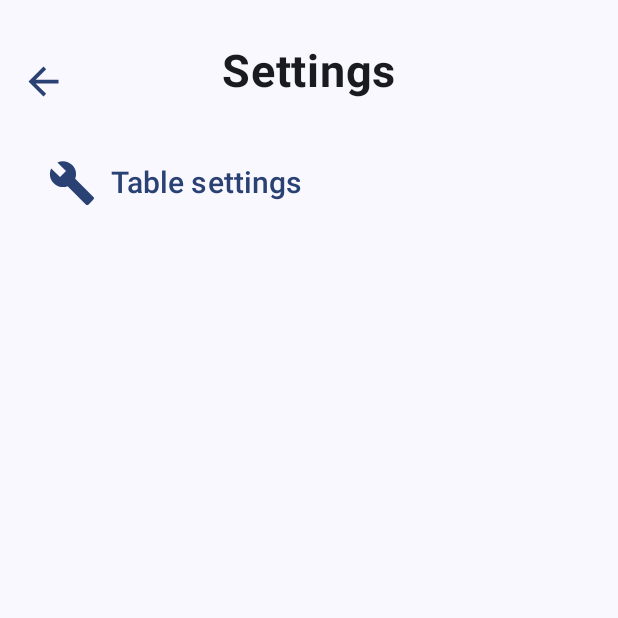
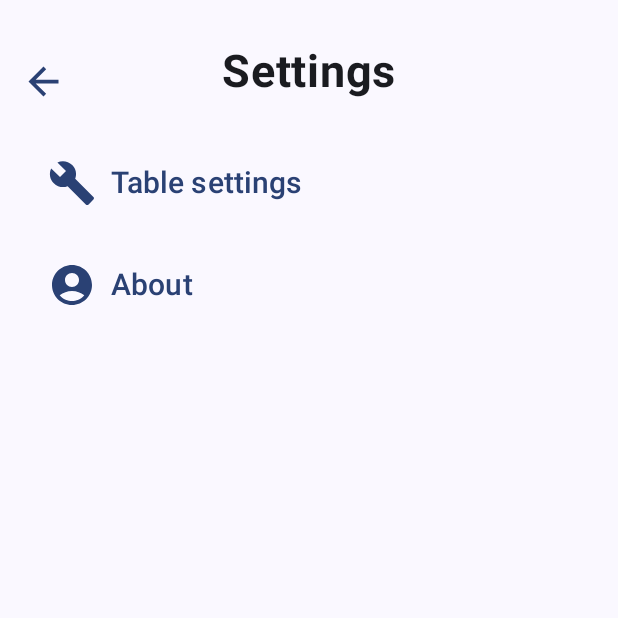
Before and after one commit to TiredClone/HOMM3GuideApp, an Android app built with Jetpack Compose: the screen it shows after launch (MainActivity), after a tap on "settings", on a phone screen of 412 x 824 dp, the top half of it. Run offline under Robolectric (Android 15) with nearby library versions, the phone set to English and light mode, and no system bars.

Commit message:
HomeScreen changes

````diff
--- a/app/build.gradle.kts
+++ b/app/build.gradle.kts
@@ -60,7 +60,7 @@ dependencies {
     implementation(libs.androidx.ui.tooling.preview)
     implementation(libs.androidx.material3)
     implementation(libs.androidx.navigation.compose)
-    implementation("com.github.jeziellago:compose-markdown:0.4.1")
+    implementation ("com.github.jeziellago:compose-markdown:0.4.1")
     testImplementation(libs.junit)
     androidTestImplementation(libs.androidx.junit)
     androidTestImplementation(libs.androidx.espresso.core)
--- a/app/src/main/java/com/neolife/homm3guide/MainActivity.kt
+++ b/app/src/main/java/com/neolife/homm3guide/MainActivity.kt
@@ -15,7 +15,7 @@ import com.neolife.homm3guide.ui.theme.HOMM3GuideTheme
 class MainActivity : ComponentActivity() {
     override fun onCreate(savedInstanceState: Bundle?) {
         super.onCreate(savedInstanceState)
-        var db = DBHelper(this);
+        val db = DBHelper(this);
         setContent {
             HOMM3GuideTheme {
                 // A surface container using the 'background' color from the theme
--- a/app/src/main/java/com/neolife/homm3guide/Navigation.kt
+++ b/app/src/main/java/com/neolife/homm3guide/Navigation.kt
@@ -16,6 +16,7 @@ import com.neolife.homm3guide.screen.aboutApp.AboutAppScreen
 import com.neolife.homm3guide.screen.aboutCreator.AboutAppCreatorScreen
 import com.neolife.homm3guide.screen.tableSettings.tableSettingsScreen
 import com.neolife.homm3guide.screen.home.HomeScreen
+import com.neolife.homm3guide.screen.post.editPostScreen
 import com.neolife.homm3guide.screen.post.postScreen
 import com.neolife.homm3guide.screen.settings.SettingsScreen
 
@@ -47,6 +48,16 @@ fun Navigation(db: DBHelper) {
             SettingsScreen(navController = navController)
         }
 
+        composable(route = Screen.AddPostScreen.route) {
+            editPostScreen(navController = navController, db, null)
+        }
+
+        composable(route = Screen.EditPostScreen.route, arguments = listOf(navArgument("post_id") { type = NavType.IntType })) {
+                backStackEntry ->
+            backStackEntry.arguments?.getInt("post_id")
+                ?.let { editPostScreen(navController = navController, db, it) }
+        }
+
         composable(route = Screen.TableSettingsScreen.route) {
             tableSettingsScreen(navController = navController)
         }
--- a/app/src/main/java/com/neolife/homm3guide/database/DBHelper.java
+++ b/app/src/main/java/com/neolife/homm3guide/database/DBHelper.java
@@ -1,10 +1,12 @@
 package com.neolife.homm3guide.database;
 
 import android.annotation.SuppressLint;
+import android.content.ContentValues;
 import android.content.Context;
 import android.database.Cursor;
 import android.database.sqlite.SQLiteDatabase;
 import android.database.sqlite.SQLiteOpenHelper;
+import android.util.Log;
 
 import java.util.ArrayList;
 import java.util.List;
@@ -21,48 +23,11 @@ public class DBHelper extends SQLiteOpenHelper {
     public void onCreate(SQLiteDatabase db) {
         String createPostQuery = "CREATE TABLE post (id INTEGER PRIMARY KEY,name TEXT, markdown_text TEXT);";
         String createCardQuery = "CREATE TABLE card (id INTEGER PRIMARY KEY,name TEXT,caption TEXT,post_id INTEGER,FOREIGN KEY(post_id) REFERENCES post(id));";
-//        String createSettingsQuery = "CREATE TABLE settings (id INTEGER PRIMARY KEY,name TEXT,value TEXT);";
+        String createHomeQuery = "CREATE TABLE home (id INTEGER PRIMARY KEY,card_id INTEGER, FOREIGN KEY(card_id) REFERENCES card(id));";
+        //        String createSettingsQuery = "CREATE TABLE settings (id INTEGER RIMARY KEY,name TEXT,value TEXT);";
         db.execSQL(createPostQuery);
         db.execSQL(createCardQuery);
-
-        db.execSQL("INSERT INTO post (name, markdown_text) values ('test bro test', '# Markdown Example\n" +
-                "\n" +
-                "This is a **Markdown** example demonstrating various formatting options:\n" +
-                "\n" +
-                "## Lists\n" +
-                "\n" +
-                "- **Ordered List:**\n" +
-                "  1. First item\n" +
-                "  2. Second item\n" +
-                "  3. Third item\n" +
-                "\n" +
-                "- **Unordered List:**\n" +
-                "  - Item 1\n" +
-                "  - Item 2\n" +
-                "  - Item 3\n" +
-                "\n" +
-                "## Text Formatting\n" +
-                "\n" +
-                "- *Italic Text*\n" +
-                "- **Bold Text**\n" +
-                "- ~~Strikethrough Text~~\n" +
-                "\n" +
-                "## Links and Images\n" +
-                "\n" +
-                "- [Link to Google](https://www.google.com)\n" +
-                "- ![Markdown Logo](https://markdown-here.com/img/icon256.png)\n" +
-                "\n" +
-                "## Code\n" +
-                "\n" +
-                "Inline code: `print(\"Hello, Markdown!\")`\n" +
-                "\n" +
-                "Block code:\n" +
-                "```python\n" +
-                "def greet():\n" +
-                "    print(\"Hello, Markdown!\")\n" +
-                "greet() ')");
-        db.execSQL("INSERT INTO card (name, caption, post_id) values ('test', 'wow, test', 1)");
-        db.execSQL("INSERT INTO card (name, caption) values ('omagadable', 'this is amazing')");
+        db.execSQL(createHomeQuery);
 //        db.execSQL(createSettingsQuery);
     }
 
@@ -70,6 +35,32 @@ public class DBHelper extends SQLiteOpenHelper {
     public void onUpgrade(SQLiteDatabase db, int oldVersion, int newVersion) {
         //TODO
     }
+
+    public List<CardInfoModel> getAllCardsFromHome() {
+        List<CardInfoModel> res = new ArrayList<>();
+
+        String query = "SELECT * FROM home;";
+        SQLiteDatabase db = this.getReadableDatabase();
+
+        @SuppressLint("Recycle") Cursor cursor = db.rawQuery(query, null);
+
+        if (cursor.moveToFirst())
+        {
+            do {
+                int card_id = cursor.getInt(0);
+                String name = cursor.getString(1);
+                String caption = cursor.getString(2);
+                int post_id = cursor.getInt(3);
+
+                CardInfoModel newCard = new CardInfoModel(card_id,name,caption,post_id);
+                res.add(newCard);
+            }while (cursor.moveToNext());
+        }  //hz che tut poka dobavity. tut kodgda nichevo ne srabotalo
+
+
+        return res;
+    }
+
 
     public List<CardInfoModel> getAllCards() {
         List<CardInfoModel> res = new ArrayList<>();
@@ -90,19 +81,68 @@ public class DBHelper extends SQLiteOpenHelper {
                 CardInfoModel newCard = new CardInfoModel(card_id,name,caption,post_id);
                 res.add(newCard);
             }while (cursor.moveToNext());
-        } else {
-            //hz che tut poka dobavity. tut kodgda nichevo ne srabotalo
-        }
+        }  //hz che tut poka dobavity. tut kodgda nichevo ne srabotalo
+
 
         return res;
     }
 
+    public void removeCard(int post_id) {
+        String query = "DELETE FROM card WHERE id = ?";
+        SQLiteDatabase db = this.getWritableDatabase();
+        db.execSQL(query, new String[]{String.valueOf(post_id)});
+        db.execSQL("DELETE FROM post WHERE id = ?", new String[]{String.valueOf(post_id)});
+    }
+
+    public void updateCardAndPost(String name, String caption, String header, String markdown_text, int post_id){
+        String query = "SELECT * FROM card WHERE post_id = ?;";
+        SQLiteDatabase db = this.getReadableDatabase();
+        CardInfoModel res = new CardInfoModel();
+        @SuppressLint("Recycle") Cursor cursor = db.rawQuery(query, new String[]{String.valueOf(post_id)});
+
+        if (cursor.moveToFirst())
+        {
+            do {
+                int id = cursor.getInt(0);
+                String fname = cursor.getString(1);
+                String fcaption = cursor.getString(2);
+                int ppost_id = cursor.getInt(3);
+
+                res = new CardInfoModel(id, fname, fcaption, ppost_id);
+            } while (cursor.moveToNext());
+        } else {
+            return;
+        }
+
+        ContentValues values = new ContentValues();
+        values.put("name",header);
+        values.put("markdown_text",markdown_text);
+
+        ContentValues values2 = new ContentValues();
+        values2.put("name",name);
+        values2.put("caption",caption);
+
+        db.update("post",values,"id = ?", new String[]{String.valueOf(post_id)});
+        db.update("card",values2,"id = ?", new String[]{String.valueOf(res.getPost_id())});
+    }
+
+    public void createCardAndPost(String name, String caption, String header, String markdown_text) {
+        String queryCreateCard = "INSERT INTO card (name, caption, post_id) VALUES (?,?,?)";
+
+        SQLiteDatabase db = this.getWritableDatabase();
+        ContentValues values = new ContentValues();
+        values.put("name",header);
+        values.put("markdown_text",markdown_text);
+        long t = db.insert("post", null, values);
+        Log.d("info", String.valueOf(t));
+        db.execSQL(queryCreateCard, new String[]{name, caption, String.valueOf(t)});
+    }
+
     public PostInfoModel getPostById(int post_id) {
-        PostInfoModel res = new PostInfoModel();
 
         String query = "SELECT * FROM post WHERE id = ?;";
         SQLiteDatabase db = this.getReadableDatabase();
-
+        PostInfoModel res = new PostInfoModel(9999999, "untitled", "There's no **TEXT**");
         @SuppressLint("Recycle") Cursor cursor = db.rawQuery(query, new String[]{String.valueOf(post_id)});
 
         if (cursor.moveToFirst())
@@ -113,13 +153,32 @@ public class DBHelper extends SQLiteOpenHelper {
                 String text = cursor.getString(2);
 
                 res = new PostInfoModel(id, name, text);
-
-
             } while (cursor.moveToNext());
         }
 
         return res;
     }
 
+    public CardInfoModel getCardById(int post_id) {
+
+        String query = "SELECT * FROM card WHERE post_id = ?;";
+        SQLiteDatabase db = this.getReadableDatabase();
+        CardInfoModel res = new CardInfoModel();
+        @SuppressLint("Recycle") Cursor cursor = db.rawQuery(query, new String[]{String.valueOf(post_id)});
+
+        if (cursor.moveToFirst())
+        {
+            do {
+                int id = cursor.getInt(0);
+                String name = cursor.getString(1);
+                String caption = cursor.getString(2);
+                int ppost_id = cursor.getInt(3);
+
+                res = new CardInfoModel(id, name, caption, ppost_id);
+            } while (cursor.moveToNext());
+        }
+
+        return res;
+    }
 
 }
--- a/app/src/main/java/com/neolife/homm3guide/screen/Screen.kt
+++ b/app/src/main/java/com/neolife/homm3guide/screen/Screen.kt
@@ -8,5 +8,9 @@ sealed class Screen(val route: String)
     data object SettingsScreen: Screen("SettingsScreen")
     data object TableSettingsScreen: Screen("tableSettingsScreen")
 
+    data object AddPostScreen: Screen("editPostScreen")
+
+    data object EditPostScreen: Screen("editPostScreen/{post_id}")
+
     data object PostScreen: Screen("postScreen/{post_id}")
 }
--- a/app/src/main/java/com/neolife/homm3guide/screen/aboutCreator/AboutAppCreator.kt
+++ b/app/src/main/java/com/neolife/homm3guide/screen/aboutCreator/AboutAppCreator.kt
@@ -94,9 +94,3 @@ fun AboutAppCreatorScreen(navController: NavController) {
         }
     }
 }
-
-@Preview(showBackground = true)
-@Composable
-fun aboutAppPreview(){
-    AboutAppCreatorScreen(navController = rememberNavController())
-}
--- a/app/src/main/java/com/neolife/homm3guide/screen/home/HMM3LazyCard.kt
+++ b/app/src/main/java/com/neolife/homm3guide/screen/home/HMM3LazyCard.kt
@@ -8,14 +8,15 @@ import androidx.compose.ui.Modifier
 import androidx.compose.ui.unit.dp
 import androidx.navigation.NavController
 import com.neolife.homm3guide.database.CardInfoModel
+import com.neolife.homm3guide.database.DBHelper
 
 @Composable
 fun HMM3CardList(
-    dataList : List<CardInfoModel>, navController: NavController
+    dataList : List<CardInfoModel>, navController: NavController, db: DBHelper
 ) {
     LazyColumn() {
         items(dataList) { data ->
-            HMM3Card(data = data, navController)
+            HMM3Card(data = data, navController, db)
         }
     }
 }
--- a/app/src/main/java/com/neolife/homm3guide/screen/home/HomeScreen.kt
+++ b/app/src/main/java/com/neolife/homm3guide/screen/home/HomeScreen.kt
@@ -1,25 +1,29 @@
 package com.neolife.homm3guide.screen.home
 
+import android.annotation.SuppressLint
+import android.content.Context
 import androidx.compose.foundation.layout.Arrangement
 import androidx.compose.foundation.layout.Column
 import androidx.compose.foundation.layout.Row
+import androidx.compose.foundation.layout.Spacer
+import androidx.compose.foundation.layout.fillMaxWidth
 import androidx.compose.foundation.layout.padding
 import androidx.compose.foundation.layout.size
 import androidx.compose.foundation.shape.CircleShape
 import androidx.compose.material.icons.Icons
 import androidx.compose.material.icons.filled.Add
-import androidx.compose.material.icons.filled.ArrowBack
 import androidx.compose.material.icons.filled.Settings
-import androidx.compose.material3.BottomAppBar
-import androidx.compose.material3.Card
-import androidx.compose.material3.CardDefaults
+import androidx.compose.material3.CenterAlignedTopAppBar
+import androidx.compose.material3.ExperimentalMaterial3Api
 import androidx.compose.material3.ExtendedFloatingActionButton
-import androidx.compose.material3.FloatingActionButton
 import androidx.compose.material3.Icon
 import androidx.compose.material3.IconButton
 import androidx.compose.material3.MaterialTheme
+import androidx.compose.material3.Scaffold
 import androidx.compose.material3.Text
 import androidx.compose.material3.TextButton
+import androidx.compose.material3.TopAppBar
+import androidx.compose.material3.TopAppBarDefaults.topAppBarColors
 import androidx.compose.runtime.Composable
 import androidx.compose.ui.Alignment
 import androidx.compose.ui.Modifier
@@ -30,52 +34,65 @@ import androidx.compose.ui.tooling.preview.Preview
 import androidx.compose.ui.unit.dp
 import androidx.compose.ui.unit.sp
 import androidx.navigation.NavController
+import androidx.navigation.compose.rememberNavController
 import com.neolife.homm3guide.R
 import com.neolife.homm3guide.database.DBHelper
 import com.neolife.homm3guide.screen.Screen
 
+
+@SuppressLint("UnusedMaterial3ScaffoldPaddingParameter")
+@OptIn(ExperimentalMaterial3Api::class)
 @Composable
-fun HomeScreen(navController: NavController, db: DBHelper){
-    Row (horizontalArrangement = Arrangement.End,
-        modifier = Modifier.padding(top = 30.dp)){
-
-        Text(
-            text = "HOMM3 Guides",
-            fontWeight = FontWeight.Bold,
-            fontSize = 30.sp,
-            modifier = Modifier.padding(end = 50.dp)
-        )
-
-        TextButton(
-            onClick = {
-                navController.navigate(Screen.SettingsScreen.route)
-            },
-            shape = CircleShape,
-
-            ) {
-            Icon(
-                imageVector = Icons.Filled.Settings,
-                contentDescription = stringResource(id = R.string.settings_button),
-                modifier = Modifier.size(30.dp, 30.dp)
+fun HomeScreen(navController: NavController, db: DBHelper) {
+    Scaffold(
+        topBar = {
+            CenterAlignedTopAppBar(
+                title = {
+                    Text(
+                        text = "HOMM3 Guides",
+                        maxLines = 1,
+                        modifier = Modifier.fillMaxWidth(),
+                        fontWeight = FontWeight.Bold,
+                        fontSize = 30.sp,
+                        textAlign = TextAlign.Center
+                    )
+                },
+                actions = {
+                    IconButton(onClick = { navController.navigate(Screen.SettingsScreen.route) }) {
+                        Icon(
+                            imageVector = Icons.Filled.Settings,
+                            contentDescription = stringResource(id = R.string.settings_button),
+                            modifier = Modifier.size(30.dp),
+                            tint = MaterialTheme.colorScheme.primary
+                        )
+                    }
+                },
+                colors = topAppBarColors(
+                    titleContentColor = MaterialTheme.colorScheme.primary
+                )
             )
         }
+    ) {
+            //IDK
     }
-
-    Column (modifier = Modifier.padding(top = 75.dp)){
-        HMM3CardList(db.allCards, navController)
+    Column(modifier = Modifier.padding(top = 75.dp)) {
+        HMM3CardList(db.allCards, navController, db)
 
     }
-    Row (horizontalArrangement = Arrangement.End,
+    Row(
+        horizontalArrangement = Arrangement.End,
         verticalAlignment = Alignment.Bottom,
-        modifier = Modifier.padding(end = 20.dp, bottom = 20.dp)){
+        modifier = Modifier.padding(end = 20.dp, bottom = 20.dp)
+    ) {
         ExtendedFloatingActionButton(
-            onClick = { /*TODO*/ },
-            icon = { Icon(Icons.Filled.Add, "Extended floating action button.") },
+            onClick = { navController.navigate(Screen.AddPostScreen.route) },
+            icon = {
+                Icon(
+                    Icons.Filled.Add,
+                    contentDescription = "Extended floating action button"
+                )
+            },
             text = { Text(text = "Create post") },
         )
     }
-
-
-
-
 }
--- a/app/src/main/java/com/neolife/homm3guide/screen/settings/SettingsScreen.kt
+++ b/app/src/main/java/com/neolife/homm3guide/screen/settings/SettingsScreen.kt
@@ -3,12 +3,14 @@ package com.neolife.homm3guide.screen.settings
 import androidx.compose.foundation.layout.Arrangement
 import androidx.compose.foundation.layout.Column
 import androidx.compose.foundation.layout.Row
+import androidx.compose.foundation.layout.Spacer
 import androidx.compose.foundation.layout.fillMaxSize
 import androidx.compose.foundation.layout.fillMaxWidth
 import androidx.compose.foundation.layout.padding
 import androidx.compose.foundation.layout.size
 import androidx.compose.foundation.shape.CircleShape
 import androidx.compose.material.icons.Icons
+import androidx.compose.material.icons.filled.AccountCircle
 import androidx.compose.material.icons.filled.ArrowBack
 import androidx.compose.material.icons.filled.Build
 import androidx.compose.material3.Icon
@@ -37,9 +39,7 @@ fun SettingsScreen(navController: NavController) {
                 onClick = {
                     navController.popBackStack()
                 },
-                shape = CircleShape,
-
-
+                shape = CircleShape
                 ) {
                 Icon(
                     imageVector = Icons.Filled.ArrowBack,
@@ -69,8 +69,23 @@ fun SettingsScreen(navController: NavController) {
                     fontSize = 20.sp
                 )
             }
+
+            Spacer(modifier = Modifier.padding(10.dp))
+
+            TextButton(
+                onClick = {navController.navigate(Screen.AboutAppCreator.route)}){
+                Icon(
+                    imageVector = Icons.Filled.AccountCircle,
+                    contentDescription = stringResource(id = R.string.about),
+                    modifier = Modifier.size(32.dp, 32.dp)
+                )
+                Text(
+                    text = "About",
+                    modifier = Modifier.padding(start = 10.dp),
+                    fontSize = 20.sp
+                )
+            }
         }
-
     }
 
 }
--- a/app/src/main/res/values/strings.xml
+++ b/app/src/main/res/values/strings.xml
@@ -4,4 +4,6 @@
     <string name="arrow_button">back</string>
     <string name="settings_button">settings</string>
     <string name="settings_tables_button">settings_tables</string>
+    <string name="floating_action_button">Extended floating action button</string>
+    <string name="about">about</string>
 </resources>
--- a/gradle/libs.versions.toml
+++ b/gradle/libs.versions.toml
@@ -9,6 +9,7 @@ lifecycleRuntimeKtx = "2.7.0"
 activityCompose = "1.8.2"
 composeBom = "2023.08.00"
 navigationCompose = "2.7.7"
+material3Android = "1.2.1"
 
 [libraries]
 androidx-core-ktx = { group = "androidx.core", name = "core-ktx", version.ref = "coreKtx" }
@@ -26,6 +27,7 @@ androidx-ui-test-manifest = { group = "androidx.compose.ui", name = "ui-test-man
 androidx-ui-test-junit4 = { group = "androidx.compose.ui", name = "ui-test-junit4" }
 androidx-material3 = { group = "androidx.compose.material3", name = "material3" }
 androidx-navigation-compose = { group = "androidx.navigation", name = "navigation-compose", version.ref = "navigationCompose" }
+androidx-material3-android = { group = "androidx.compose.material3", name = "material3-android", version.ref = "material3Android" }
 
 [plugins]
 androidApplication = { id = "com.android.application", version.ref = "agp" }
````
Also changed, not shown: app/src/main/java/com/neolife/homm3guide/screen/home/HMM3Card.kt (+66 -8 lines), app/src/main/java/com/neolife/homm3guide/screen/post/PostScreen.kt (+23 -11 lines).
